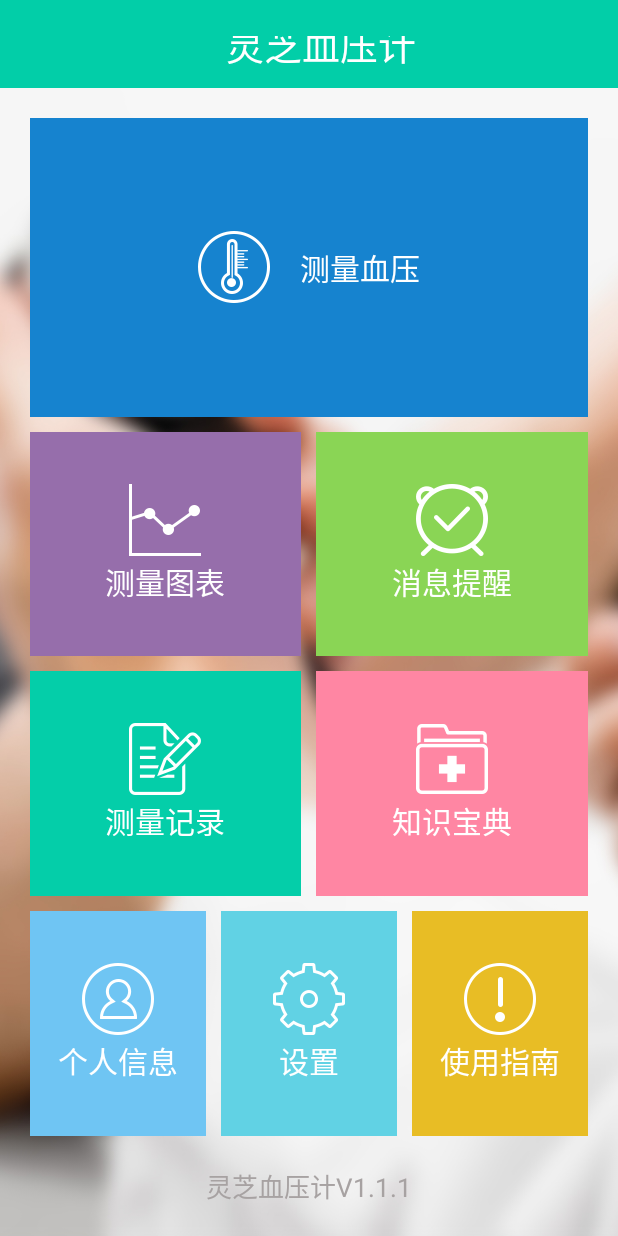
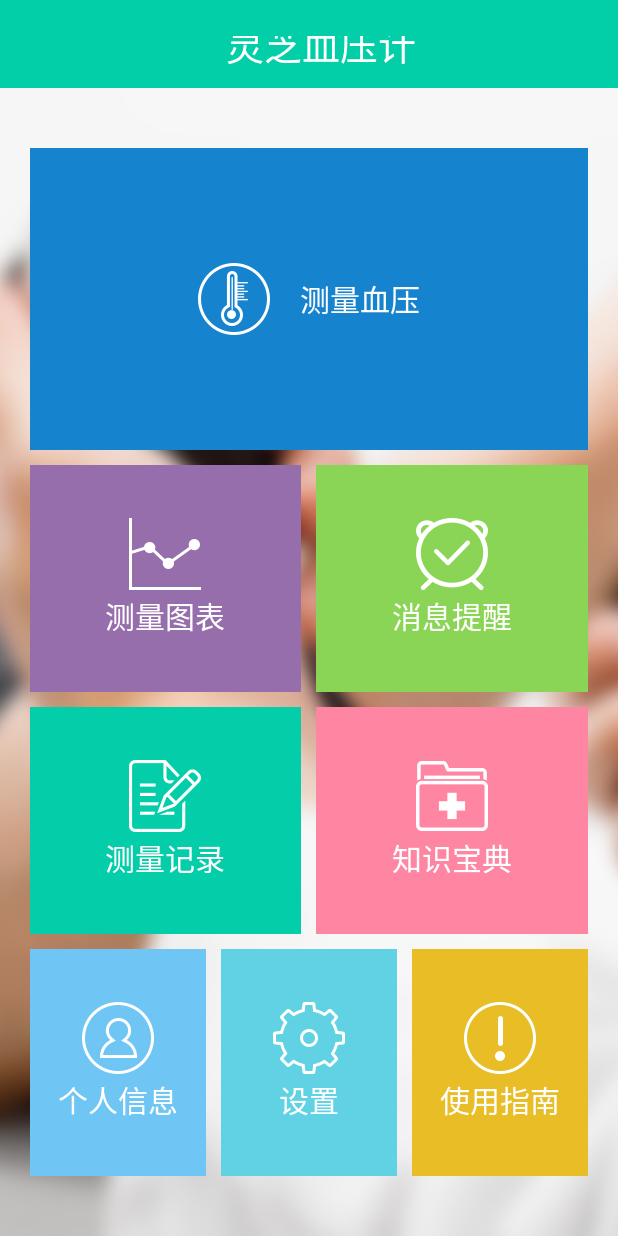
Before and after one commit to tankangbing/MyApplication2, an Android app: the MainActivity screen opened directly, with no data from a screen before it, on a phone screen of 412 x 824 dp. Run offline under Robolectric (Android 15) with nearby library versions, the phone set to English and light mode, and no system bars.

```diff
--- a/app/src/main/res/layout/activity_curve.xml
+++ b/app/src/main/res/layout/activity_curve.xml
@@ -14,7 +14,7 @@
             android:layout_height="wrap_content">
             <TextView
                 style="@style/Titletext"
-                android:text="数据曲线"
+                android:text="测量图表"
 
                 />
             <ImageButton
--- a/app/src/main/res/layout/activity_main.xml
+++ b/app/src/main/res/layout/activity_main.xml
@@ -18,15 +18,13 @@
             />
     </android.support.v7.widget.Toolbar>
 
-    <TextView
-        android:layout_width="match_parent"
-        android:layout_height="20dp"/>
     <LinearLayout
         android:id="@+id/btn_mreasure"
         android:layout_width="match_parent"
         android:layout_height="0dp"
         android:layout_marginLeft="20dp"
         android:layout_marginRight="20dp"
+        android:layout_marginTop="40dp"
         android:layout_weight="4"
         android:background="@drawable/mearsuer_selector"
         android:gravity="center"
@@ -169,7 +167,8 @@
         android:layout_weight="3"
         android:orientation="horizontal"
         android:layout_marginRight="20dp"
-        android:layout_marginLeft="20dp">
+        android:layout_marginLeft="20dp"
+        android:layout_marginBottom="40dp">
         <LinearLayout
             android:id="@+id/btn_ii"
             android:layout_width="0dp"
@@ -241,14 +240,14 @@
                 android:textColor="#fff"/>
         </LinearLayout>
     </LinearLayout>
-    <TextView
-        android:id="@+id/textView"
-        android:layout_width="match_parent"
-        android:layout_height="wrap_content"
-        android:layout_marginBottom="20dp"
-        android:layout_marginTop="20dp"
-        android:gravity="center"
-        android:text="灵芝血压计V1.1.1"
-        android:textColor="#a7a2a2"
-        android:textSize="17dp"/>
+    <!--<TextView-->
+        <!--android:id="@+id/textView"-->
+        <!--android:layout_width="match_parent"-->
+        <!--android:layout_height="wrap_content"-->
+        <!--android:layout_marginBottom="20dp"-->
+        <!--android:layout_marginTop="20dp"-->
+        <!--android:gravity="center"-->
+        <!--android:text="灵芝血压计"-->
+        <!--android:textColor="#a7a2a2"-->
+        <!--android:textSize="17dp"/>-->
 </LinearLayout>
--- a/app/src/main/res/layout/activity_remind_eat_creat.xml
+++ b/app/src/main/res/layout/activity_remind_eat_creat.xml
@@ -15,7 +15,7 @@
             <TextView
                 android:id="@+id/tv_title_eat"
                 style="@style/Titletext"
-                android:text="创建用药提醒"
+                android:text="添加用药提醒"
 
                 />
             <ImageButton
--- a/app/src/main/res/layout/activity_remind_measure_cread.xml
+++ b/app/src/main/res/layout/activity_remind_measure_cread.xml
@@ -15,7 +15,7 @@
             <TextView
                 android:id="@+id/tv_creatmeasrue"
                 style="@style/Titletext"
-                android:text="创建测量提醒"
+                android:text="添加测量提醒"
 
                 />
             <ImageButton
```
Also changed, not shown: app/src/main/res/layout/activity_ii.xml (+5 -3 lines), app/src/main/res/layout/view_lv_measure.xml (+14 -10 lines).
